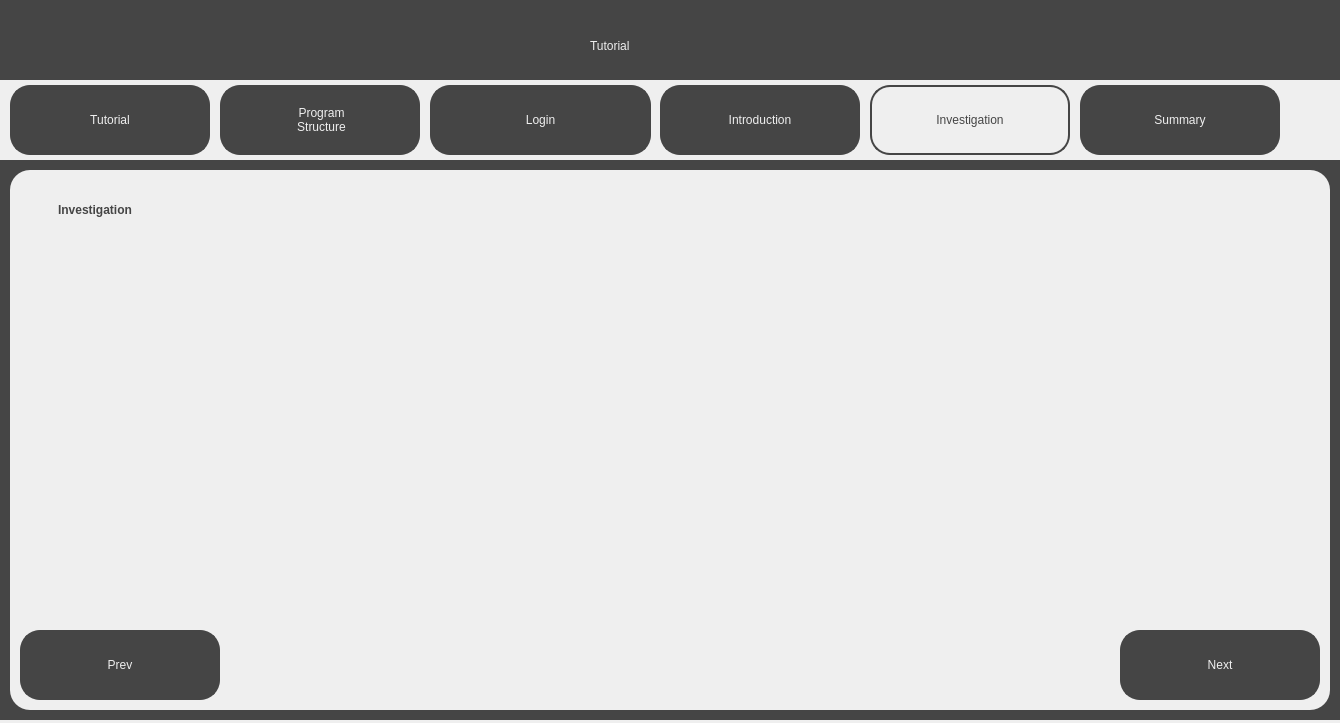
Old version of the form src/ui/tutorial_screens/investigation_tutorial.ui in the repository jackm245/Riemann-Hypothesis.
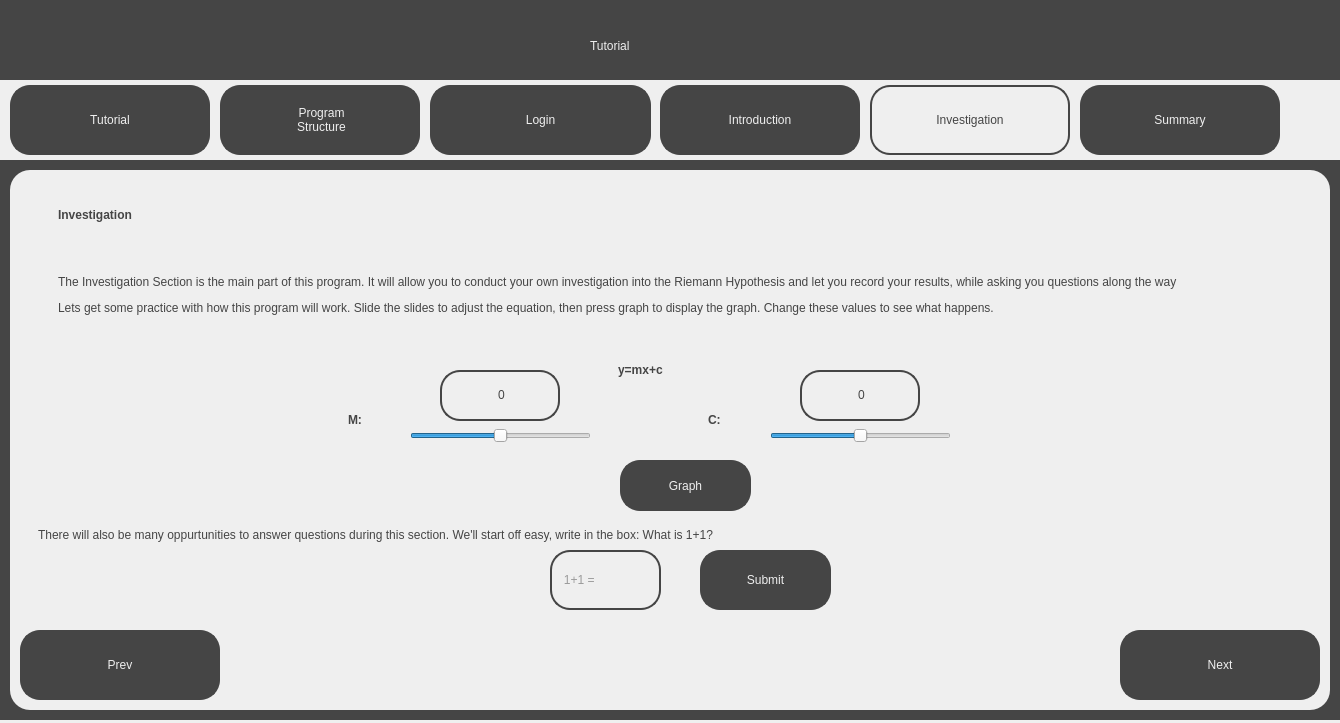
New version of the form.

Patch:
```diff
--- a/src/ui/tutorial_screens/investigation_tutorial.ui
+++ b/src/ui/tutorial_screens/investigation_tutorial.ui
@@ -297,7 +297,7 @@
        <x>40</x>
        <y>20</y>
        <width>311</width>
-       <height>41</height>
+       <height>51</height>
       </rect>
      </property>
      <property name="styleSheet">
@@ -308,6 +308,290 @@
       <string>&lt;html&gt;&lt;head/&gt;&lt;body&gt;&lt;p&gt;&lt;span style=&quot; font-weight:600;&quot;&gt;Investigation&lt;/span&gt;&lt;/p&gt;&lt;/body&gt;&lt;/html&gt;</string>
      </property>
     </widget>
+    <widget class="QSlider" name="MSlider">
+     <property name="geometry">
+      <rect>
+       <x>400</x>
+       <y>250</y>
+       <width>181</width>
+       <height>31</height>
+      </rect>
+     </property>
+     <property name="minimum">
+      <number>-10</number>
+     </property>
+     <property name="maximum">
+      <number>10</number>
+     </property>
+     <property name="orientation">
+      <enum>Qt::Horizontal</enum>
+     </property>
+     <property name="invertedAppearance">
+      <bool>false</bool>
+     </property>
+     <property name="invertedControls">
+      <bool>false</bool>
+     </property>
+     <property name="tickPosition">
+      <enum>QSlider::NoTicks</enum>
+     </property>
+    </widget>
+    <widget class="QLabel" name="MainText">
+     <property name="geometry">
+      <rect>
+       <x>40</x>
+       <y>70</y>
+       <width>1251</width>
+       <height>111</height>
+      </rect>
+     </property>
+     <property name="styleSheet">
+      <string notr="true">font: 13pt &quot;Sans Serif&quot;; color:rgb(69, 69, 69);
+background-color: rgb(239, 239, 239); padding: 5px;</string>
+     </property>
+     <property name="text">
+      <string>&lt;html&gt;&lt;head/&gt;&lt;body&gt;&lt;p&gt;The Investigation Section is the main part of this program. It will allow you to conduct your own investigation into the Riemann Hypothesis and let you record your results, while asking you questions along the way&lt;/p&gt;&lt;p&gt;Lets get some practice with how this program will work. Slide the slides to adjust the equation, then press graph to display the graph. Change these values to see what happens.&lt;/p&gt;&lt;/body&gt;&lt;/html&gt;</string>
+     </property>
+     <property name="wordWrap">
+      <bool>true</bool>
+     </property>
+    </widget>
+    <widget class="QLabel" name="GraphText">
+     <property name="geometry">
+      <rect>
+       <x>600</x>
+       <y>170</y>
+       <width>151</width>
+       <height>61</height>
+      </rect>
+     </property>
+     <property name="styleSheet">
+      <string notr="true">font: 25pt &quot;Sans Serif&quot;; color:rgb(69, 69, 69);
+background-color: rgb(239, 239, 239); padding: 5px;</string>
+     </property>
+     <property name="text">
+      <string>&lt;html&gt;&lt;head/&gt;&lt;body&gt;&lt;p&gt;&lt;span style=&quot; font-weight:600;&quot;&gt;y=mx+c&lt;/span&gt;&lt;/p&gt;&lt;/body&gt;&lt;/html&gt;</string>
+     </property>
+    </widget>
+    <widget class="QSlider" name="CSlider">
+     <property name="geometry">
+      <rect>
+       <x>760</x>
+       <y>250</y>
+       <width>181</width>
+       <height>31</height>
+      </rect>
+     </property>
+     <property name="minimum">
+      <number>-10</number>
+     </property>
+     <property name="maximum">
+      <number>10</number>
+     </property>
+     <property name="orientation">
+      <enum>Qt::Horizontal</enum>
+     </property>
+     <property name="invertedAppearance">
+      <bool>false</bool>
+     </property>
+     <property name="invertedControls">
+      <bool>false</bool>
+     </property>
+     <property name="tickPosition">
+      <enum>QSlider::NoTicks</enum>
+     </property>
+    </widget>
+    <widget class="QLabel" name="MText">
+     <property name="geometry">
+      <rect>
+       <x>330</x>
+       <y>220</y>
+       <width>61</width>
+       <height>61</height>
+      </rect>
+     </property>
+     <property name="styleSheet">
+      <string notr="true">font: 25pt &quot;Sans Serif&quot;; color:rgb(69, 69, 69);
+background-color: rgb(239, 239, 239); padding: 5px;</string>
+     </property>
+     <property name="text">
+      <string>&lt;html&gt;&lt;head/&gt;&lt;body&gt;&lt;p&gt;&lt;span style=&quot; font-weight:600;&quot;&gt;M:&lt;/span&gt;&lt;/p&gt;&lt;/body&gt;&lt;/html&gt;</string>
+     </property>
+    </widget>
+    <widget class="QLabel" name="CText">
+     <property name="geometry">
+      <rect>
+       <x>690</x>
+       <y>220</y>
+       <width>61</width>
+       <height>61</height>
+      </rect>
+     </property>
+     <property name="styleSheet">
+      <string notr="true">font: 25pt &quot;Sans Serif&quot;; color:rgb(69, 69, 69);
+background-color: rgb(239, 239, 239); padding: 5px;</string>
+     </property>
+     <property name="text">
+      <string>&lt;html&gt;&lt;head/&gt;&lt;body&gt;&lt;p&gt;&lt;span style=&quot; font-weight:600;&quot;&gt;C:&lt;/span&gt;&lt;/p&gt;&lt;/body&gt;&lt;/html&gt;</string>
+     </property>
+    </widget>
+    <widget class="QPushButton" name="GraphButton">
+     <property name="geometry">
+      <rect>
+       <x>610</x>
+       <y>290</y>
+       <width>131</width>
+       <height>51</height>
+      </rect>
+     </property>
+     <property name="cursor">
+      <cursorShape>PointingHandCursor</cursorShape>
+     </property>
+     <property name="styleSheet">
+      <string notr="true">border: 2px solid;
+border-radius: 20px;
+border-color:rgb(69, 69, 69);
+background-color: rgb(69, 69, 69);
+font: 18pt &quot;Sans Serif&quot;; color:rgb(239, 239, 239);
+</string>
+     </property>
+     <property name="text">
+      <string>Graph</string>
+     </property>
+    </widget>
+    <widget class="QLabel" name="MainText_2">
+     <property name="geometry">
+      <rect>
+       <x>20</x>
+       <y>350</y>
+       <width>1041</width>
+       <height>31</height>
+      </rect>
+     </property>
+     <property name="styleSheet">
+      <string notr="true">font: 13pt &quot;Sans Serif&quot;; color:rgb(69, 69, 69);
+background-color: rgb(239, 239, 239); padding: 5px;</string>
+     </property>
+     <property name="text">
+      <string>&lt;html&gt;&lt;head/&gt;&lt;body&gt;&lt;p&gt;There will also be many oppurtunities to answer questions during this section. We'll start off easy, write in the box: What is 1+1?&lt;/p&gt;&lt;/body&gt;&lt;/html&gt;</string>
+     </property>
+     <property name="wordWrap">
+      <bool>true</bool>
+     </property>
+    </widget>
+    <widget class="QLineEdit" name="QuestionInput">
+     <property name="geometry">
+      <rect>
+       <x>540</x>
+       <y>380</y>
+       <width>111</width>
+       <height>60</height>
+      </rect>
+     </property>
+     <property name="styleSheet">
+      <string notr="true">background-color: rgb(239, 239, 239);
+color: rgb(69, 69, 69);
+font: 18pt &quot;Sans Serif&quot;;
+border: 2px solid;
+border-radius: 20px;
+border-color:rgb(69, 69, 69);</string>
+     </property>
+     <property name="text">
+      <string/>
+     </property>
+     <property name="echoMode">
+      <enum>QLineEdit::Normal</enum>
+     </property>
+     <property name="cursorPosition">
+      <number>0</number>
+     </property>
+     <property name="placeholderText">
+      <string>   1+1 = </string>
+     </property>
+    </widget>
+    <widget class="QPushButton" name="SubmitButton">
+     <property name="geometry">
+      <rect>
+       <x>690</x>
+       <y>380</y>
+       <width>131</width>
+       <height>60</height>
+      </rect>
+     </property>
+     <property name="cursor">
+      <cursorShape>PointingHandCursor</cursorShape>
+     </property>
+     <property name="styleSheet">
+      <string notr="true">border: 2px solid;
+border-radius: 20px;
+border-color:rgb(69, 69, 69);
+background-color: rgb(69, 69, 69);
+font: 18pt &quot;Sans Serif&quot;; color:rgb(239, 239, 239);
+</string>
+     </property>
+     <property name="text">
+      <string>Submit</string>
+     </property>
+    </widget>
+    <widget class="QLabel" name="MessageLabel">
+     <property name="geometry">
+      <rect>
+       <x>440</x>
+       <y>450</y>
+       <width>461</width>
+       <height>71</height>
+      </rect>
+     </property>
+     <property name="styleSheet">
+      <string notr="true">color: rgb(255, 0, 0);
+font: 18pt &quot;Sans Serif&quot;;</string>
+     </property>
+     <property name="text">
+      <string>&lt;html&gt;&lt;head/&gt;&lt;body&gt;&lt;p align=&quot;center&quot;&gt;&lt;br/&gt;&lt;/p&gt;&lt;/body&gt;&lt;/html&gt;</string>
+     </property>
+    </widget>
+    <widget class="QLabel" name="MDisplay">
+     <property name="geometry">
+      <rect>
+       <x>430</x>
+       <y>200</y>
+       <width>120</width>
+       <height>51</height>
+      </rect>
+     </property>
+     <property name="styleSheet">
+      <string notr="true">border: 2px solid;
+border-radius: 20px;
+border-color:rgb(69, 69, 69);
+background-color: rgb(239, 239, 239);
+font: 18pt &quot;Sans Serif&quot;; color:rgb(69, 69, 69);
+</string>
+     </property>
+     <property name="text">
+      <string>&lt;html&gt;&lt;head/&gt;&lt;body&gt;&lt;p align=&quot;center&quot;&gt;0&lt;/p&gt;&lt;/body&gt;&lt;/html&gt;</string>
+     </property>
+    </widget>
+    <widget class="QLabel" name="CDisplay">
+     <property name="geometry">
+      <rect>
+       <x>790</x>
+       <y>200</y>
+       <width>120</width>
+       <height>51</height>
+      </rect>
+     </property>
+     <property name="styleSheet">
+      <string notr="true">border: 2px solid;
+border-radius: 20px;
+border-color:rgb(69, 69, 69);
+background-color: rgb(239, 239, 239);
+font: 18pt &quot;Sans Serif&quot;; color:rgb(69, 69, 69);
+</string>
+     </property>
+     <property name="text">
+      <string>&lt;html&gt;&lt;head/&gt;&lt;body&gt;&lt;p align=&quot;center&quot;&gt;0&lt;/p&gt;&lt;/body&gt;&lt;/html&gt;</string>
+     </property>
+    </widget>
     <zorder>SubTitleText</zorder>
     <zorder>PrevButton</zorder>
     <zorder>NextButton</zorder>
```
Left out of the diff: 17 changed lines with no effect on the pictures.
